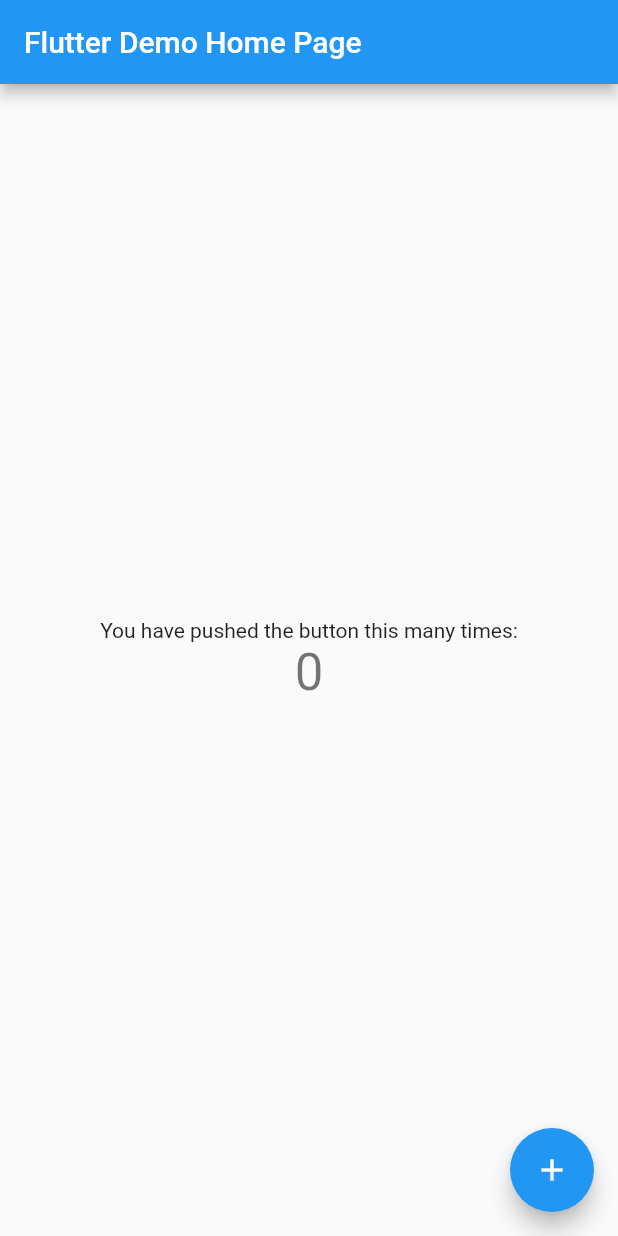
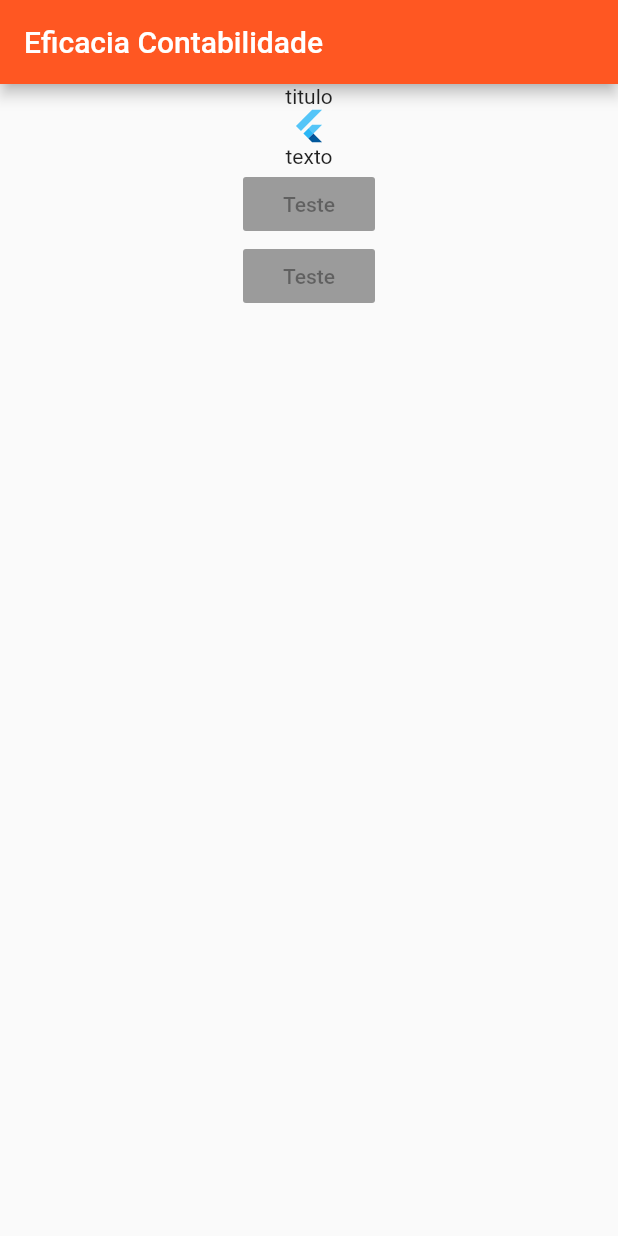
Before and after one commit to shourai-softwares/eficacia-app, a Flutter app: the screen it shows after launch, on a phone screen of 412 x 824 dp. Run offline on Flutter 3.47's test engine with Material 2 defaults, Android fonts, the light colour scheme and no system bars.

```diff
--- a/lib/main.dart
+++ b/lib/main.dart
@@ -3,24 +3,14 @@
 void main() => runApp(MyApp());
 
 class MyApp extends StatelessWidget {
-  // This widget is the root of your application.
   @override
   Widget build(BuildContext context) {
     return MaterialApp(
-      title: 'Flutter Demo',
+      title: 'Eficacia Contabilidade',
       theme: ThemeData(
-        // This is the theme of your application.
-        //
-        // Try running your application with "flutter run". You'll see the
-        // application has a blue toolbar. Then, without quitting the app, try
-        // changing the primarySwatch below to Colors.green and then invoke
-        // "hot reload" (press "r" in the console where you ran "flutter run",
-        // or simply save your changes to "hot reload" in a Flutter IDE).
-        // Notice that the counter didn't reset back to zero; the application
-        // is not restarted.
-        primarySwatch: Colors.blue,
+        primarySwatch: Colors.deepOrange,
       ),
-      home: MyHomePage(title: 'Flutter Demo Home Page'),
+      home: MyHomePage(title: 'Eficacia Contabilidade'),
     );
   }
 }
@@ -28,14 +18,6 @@
 class MyHomePage extends StatefulWidget {
   MyHomePage({Key key, this.title}) : super(key: key);
 
-  // This widget is the home page of your application. It is stateful, meaning
-  // that it has a State object (defined below) that contains fields that affect
-  // how it looks.
-
-  // This class is the configuration for the state. It holds the values (in this
-  // case the title) provided by the parent (in this case the App widget) and
-  // used by the build method of the State. Fields in a Widget subclass are
-  // always marked "final".
 
   final String title;
 
@@ -48,64 +30,35 @@
 
   void _incrementCounter() {
     setState(() {
-      // This call to setState tells the Flutter framework that something has
-      // changed in this State, which causes it to rerun the build method below
-      // so that the display can reflect the updated values. If we changed
-      // _counter without calling setState(), then the build method would not be
-      // called again, and so nothing would appear to happen.
       _counter++;
     });
   }
 
   @override
   Widget build(BuildContext context) {
-    // This method is rerun every time setState is called, for instance as done
-    // by the _incrementCounter method above.
-    //
-    // The Flutter framework has been optimized to make rerunning build methods
-    // fast, so that you can just rebuild anything that needs updating rather
-    // than having to individually change instances of widgets.
     return Scaffold(
       appBar: AppBar(
-        // Here we take the value from the MyHomePage object that was created by
-        // the App.build method, and use it to set our appbar title.
         title: Text(widget.title),
       ),
       body: Center(
-        // Center is a layout widget. It takes a single child and positions it
-        // in the middle of the parent.
         child: Column(
-          // Column is also layout widget. It takes a list of children and
-          // arranges them vertically. By default, it sizes itself to fit its
-          // children horizontally, and tries to be as tall as its parent.
-          //
-          // Invoke "debug painting" (press "p" in the console, choose the
-          // "Toggle Debug Paint" action from the Flutter Inspector in Android
-          // Studio, or the "Toggle Debug Paint" command in Visual Studio Code)
-          // to see the wireframe for each widget.
-          //
-          // Column has various properties to control how it sizes itself and
-          // how it positions its children. Here we use mainAxisAlignment to
-          // center the children vertically; the main axis here is the vertical
-          // axis because Columns are vertical (the cross axis would be
-          // horizontal).
-          mainAxisAlignment: MainAxisAlignment.center,
           children: <Widget>[
             Text(
-              'You have pushed the button this many times:',
+              'titulo',
             ),
+            FlutterLogo(),
             Text(
-              '$_counter',
-              style: Theme.of(context).textTheme.display1,
+              'texto',
+            ),
+            RaisedButton(
+              child: Text('Teste'),
+            ),
+            RaisedButton(
+              child: Text('Teste'),
             ),
           ],
         ),
       ),
-      floatingActionButton: FloatingActionButton(
-        onPressed: _incrementCounter,
-        tooltip: 'Increment',
-        child: Icon(Icons.add),
-      ), // This trailing comma makes auto-formatting nicer for build methods.
     );
   }
 }
--- a/pubspec.yaml
+++ b/pubspec.yaml
@@ -19,6 +19,8 @@
 dependencies:
   flutter:
     sdk: flutter
+
+  firebase_core: ^0.2.5
 
   # The following adds the Cupertino Icons font to your application.
   # Use with the CupertinoIcons class for iOS style icons.
```
Also changed, not shown: 3 other files.
